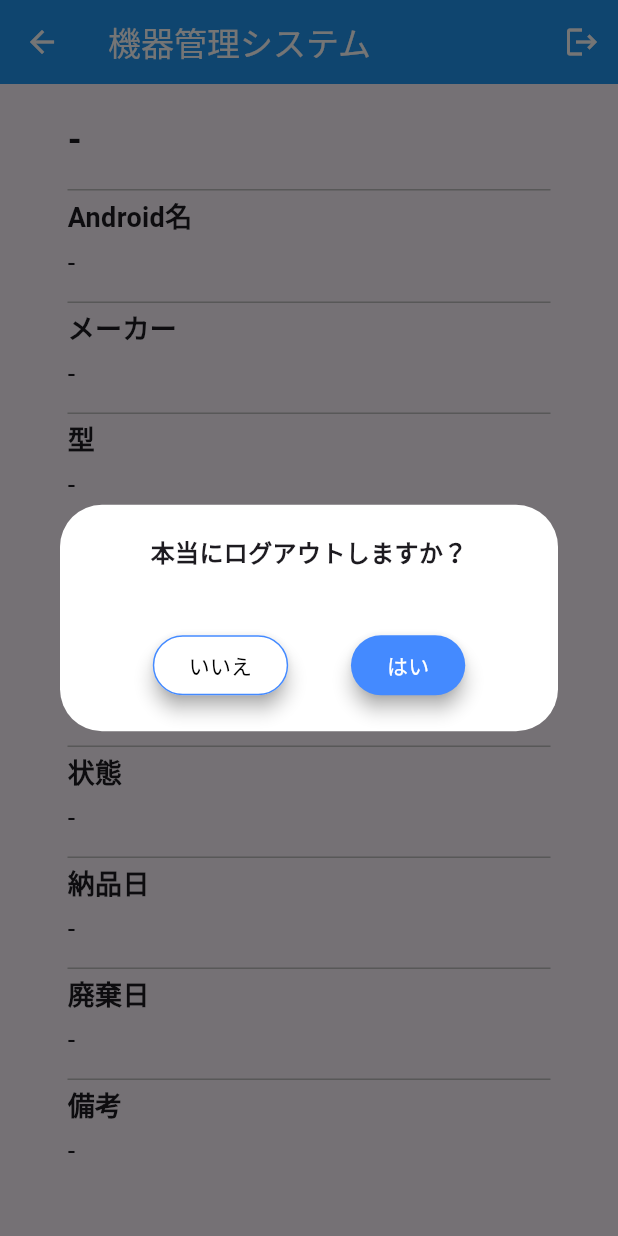
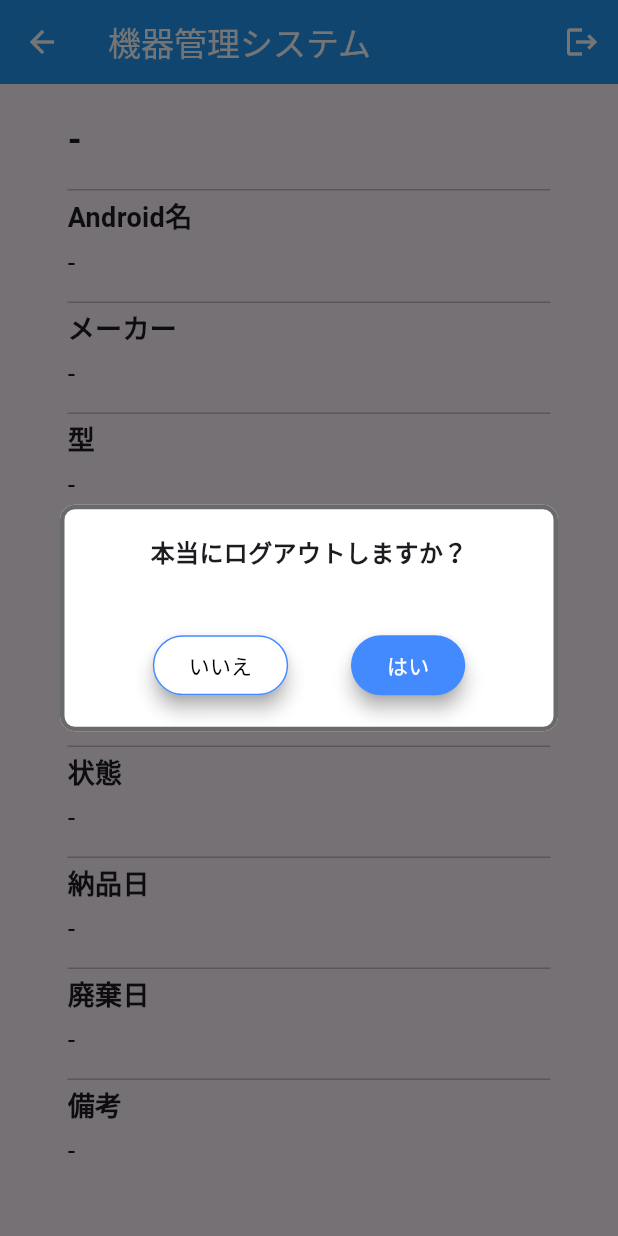
Before and after one commit to ITC-kikuuchi/device_management_mobile, a Flutter app: the androidDetailPage screen opened directly with empty values, after a tap on the "logout" icon, on a phone screen of 412 x 824 dp. Run offline on Flutter 3.47's test engine with Material 3 defaults, Android fonts, the phone set to English and light mode, and no system bars; our stand-ins replace shared_preferences; accounts and stored records are empty; network calls fail.

Commit message:
feat: ダイアログの枠線を表示する処理の追加

```diff
--- a/lib/app_bar/app_bar.dart
+++ b/lib/app_bar/app_bar.dart
@@ -60,6 +60,11 @@ void _showDialog(BuildContext context) {
         onTap: () => Navigator.pop(context),
         child: Dialog(
           backgroundColor: Colors.white,
+          shape: RoundedRectangleBorder(
+            // 枠線を追加する
+            borderRadius: BorderRadius.circular(10.0), // 枠線の角丸を設定
+            side: BorderSide(color: const Color.fromARGB(255, 106, 106, 106), width: 3.0), // 枠線の色と幅を設定
+          ),
           child: Container(
             width: double.infinity,
             padding: const EdgeInsets.all(20.0),
```
